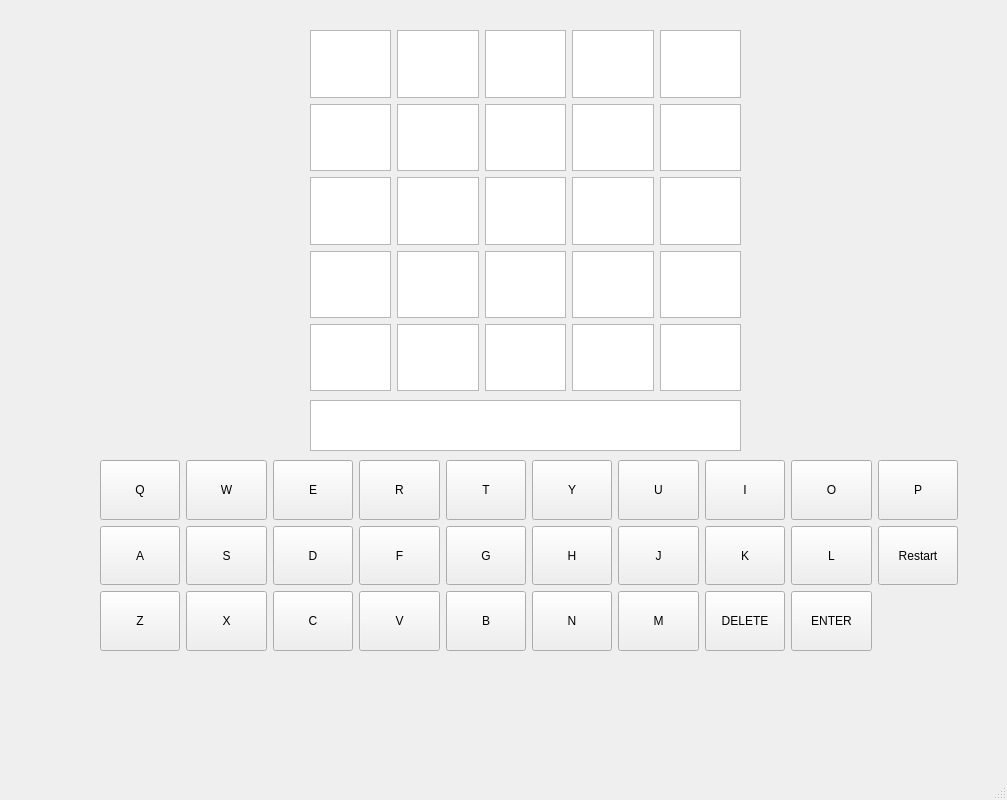
Above: src/mainwindow.ui from Kemo321/Wordle before the change. Below: the same form after it.
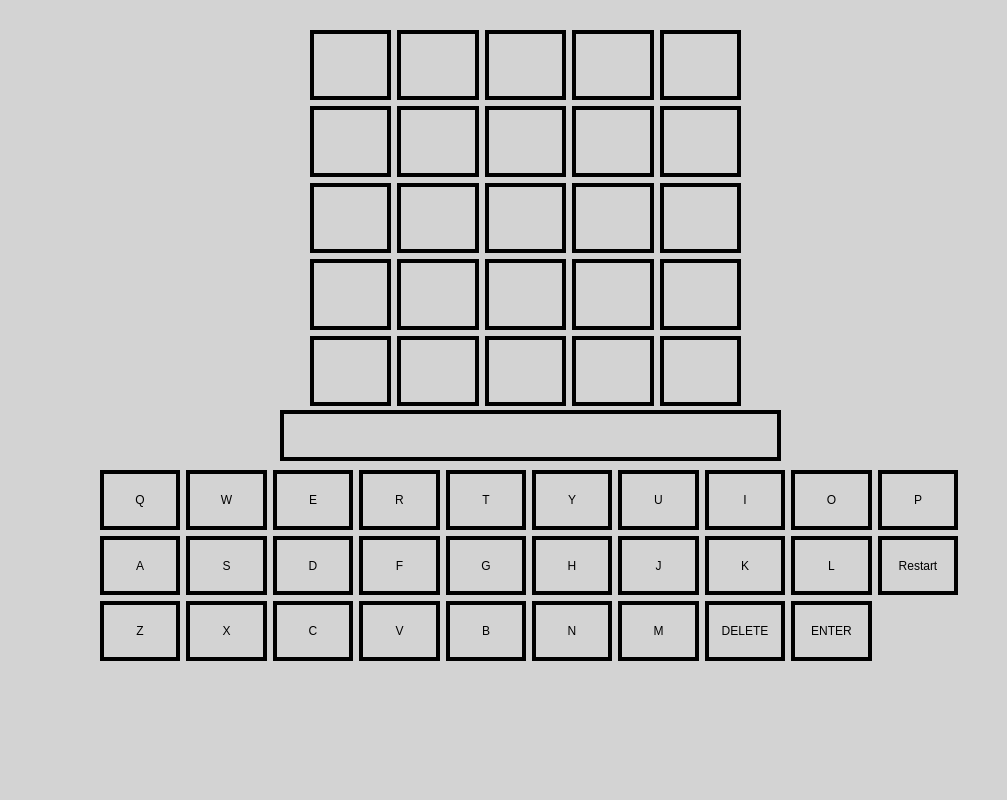
That is the form after the change. Icons and pictures are not drawn.

The edit to the form file:
```diff
--- a/src/mainwindow.ui
+++ b/src/mainwindow.ui
@@ -13,12 +13,18 @@
   <property name="windowTitle">
    <string>Wordle</string>
   </property>
+  <property name="windowIcon">
+   <iconset theme="applications-games"/>
+  </property>
+  <property name="styleSheet">
+   <string notr="true">background-color: lightgray;</string>
+  </property>
   <widget class="QWidget" name="centralwidget">
    <widget class="QWidget" name="gridLayoutWidget">
     <property name="geometry">
      <rect>
       <x>100</x>
-      <y>460</y>
+      <y>470</y>
       <width>858</width>
       <height>191</height>
      </rect>
@@ -32,6 +38,9 @@
          <verstretch>0</verstretch>
         </sizepolicy>
        </property>
+       <property name="styleSheet">
+        <string notr="true">border: 4px solid black;</string>
+       </property>
        <property name="text">
         <string>W</string>
        </property>
@@ -45,6 +54,9 @@
          <verstretch>0</verstretch>
         </sizepolicy>
        </property>
+       <property name="styleSheet">
+        <string notr="true">border: 4px solid black;</string>
+       </property>
        <property name="text">
         <string>Q</string>
        </property>
@@ -58,6 +70,9 @@
          <verstretch>0</verstretch>
         </sizepolicy>
        </property>
+       <property name="styleSheet">
+        <string notr="true">border: 4px solid black;</string>
+       </property>
        <property name="text">
         <string>O</string>
        </property>
@@ -73,6 +88,9 @@
            <verstretch>0</verstretch>
           </sizepolicy>
          </property>
+         <property name="styleSheet">
+          <string notr="true">border: 4px solid black;</string>
+         </property>
          <property name="text">
           <string>X</string>
          </property>
@@ -88,6 +106,9 @@
          <verstretch>0</verstretch>
         </sizepolicy>
        </property>
+       <property name="styleSheet">
+        <string notr="true">border: 4px solid black;</string>
+       </property>
        <property name="text">
         <string>P</string>
        </property>
@@ -101,6 +122,9 @@
          <verstretch>0</verstretch>
         </sizepolicy>
        </property>
+       <property name="styleSheet">
+        <string notr="true">border: 4px solid black;</string>
+       </property>
        <property name="text">
         <string>Y</string>
        </property>
@@ -114,6 +138,9 @@
          <verstretch>0</verstretch>
         </sizepolicy>
        </property>
+       <property name="styleSheet">
+        <string notr="true">border: 4px solid black;</string>
+       </property>
        <property name="text">
         <string>R</string>
        </property>
@@ -127,6 +154,9 @@
          <verstretch>0</verstretch>
         </sizepolicy>
        </property>
+       <property name="styleSheet">
+        <string notr="true">border: 4px solid black;</string>
+       </property>
        <property name="text">
         <string>H</string>
        </property>
@@ -140,6 +170,9 @@
          <verstretch>0</verstretch>
         </sizepolicy>
        </property>
+       <property name="styleSheet">
+        <string notr="true">border: 4px solid black;</string>
+       </property>
        <property name="text">
         <string>T</string>
        </property>
@@ -153,6 +186,9 @@
          <verstretch>0</verstretch>
         </sizepolicy>
        </property>
+       <property name="styleSheet">
+        <string notr="true">border: 4px solid black;</string>
+       </property>
        <property name="text">
         <string>V</string>
        </property>
@@ -166,6 +202,9 @@
          <verstretch>0</verstretch>
         </sizepolicy>
        </property>
+       <property name="styleSheet">
+        <string notr="true">border: 4px solid black;</string>
+       </property>
        <property name="text">
         <string>J</string>
        </property>
@@ -182,6 +221,9 @@
          <verstretch>0</verstretch>
         </sizepolicy>
        </property>
+       <property name="styleSheet">
+        <string notr="true">border: 4px solid black;</string>
+       </property>
        <property name="text">
         <string>DELETE</string>
        </property>
@@ -195,6 +237,9 @@
          <verstretch>0</verstretch>
         </sizepolicy>
        </property>
+       <property name="styleSheet">
+        <string notr="true">border: 4px solid black;</string>
+       </property>
        <property name="text">
         <string>E</string>
        </property>
@@ -208,6 +253,9 @@
          <verstretch>0</verstretch>
         </sizepolicy>
        </property>
+       <property name="styleSheet">
+        <string notr="true">border: 4px solid black;</string>
+       </property>
        <property name="text">
         <string>I</string>
        </property>
@@ -227,6 +275,9 @@
          <height>24</height>
         </size>
        </property>
+       <property name="styleSheet">
+        <string notr="true">border: 4px solid black;</string>
+       </property>
        <property name="text">
         <string>ENTER</string>
        </property>
@@ -240,6 +291,9 @@
          <verstretch>0</verstretch>
         </sizepolicy>
        </property>
+       <property name="styleSheet">
+        <string notr="true">border: 4px solid black;</string>
+       </property>
        <property name="text">
         <string>C</string>
        </property>
@@ -253,6 +307,9 @@
          <verstretch>0</verstretch>
         </sizepolicy>
        </property>
+       <property name="styleSheet">
+        <string notr="true">border: 4px solid black;</string>
+       </property>
        <property name="text">
         <string>M</string>
        </property>
@@ -266,6 +323,9 @@
          <verstretch>0</verstretch>
         </sizepolicy>
        </property>
+       <property name="styleSheet">
+        <string notr="true">border: 4px solid black;</string>
+       </property>
        <property name="text">
         <string>N</string>
        </property>
@@ -279,6 +339,9 @@
          <verstretch>0</verstretch>
         </sizepolicy>
        </property>
+       <property name="styleSheet">
+        <string notr="true">border: 4px solid black;</string>
+       </property>
        <property name="text">
         <string>U</string>
        </property>
@@ -292,6 +355,9 @@
          <verstretch>0</verstretch>
         </sizepolicy>
        </property>
+       <property name="styleSheet">
+        <string notr="true">border: 4px solid black;</string>
+       </property>
        <property name="text">
         <string>S</string>
        </property>
@@ -305,6 +371,9 @@
          <verstretch>0</verstretch>
         </sizepolicy>
        </property>
+       <property name="styleSheet">
+        <string notr="true">border: 4px solid black;</string>
+       </property>
        <property name="text">
         <string>A</string>
        </property>
@@ -318,6 +387,9 @@
          <verstretch>0</verstretch>
         </sizepolicy>
        </property>
+       <property name="styleSheet">
+        <string notr="true">border: 4px solid black;</string>
+       </property>
        <property name="text">
         <string>B</string>
        </property>
@@ -331,6 +403,9 @@
          <verstretch>0</verstretch>
         </sizepolicy>
        </property>
+       <property name="styleSheet">
+        <string notr="true">border: 4px solid black;</string>
+       </property>
        <property name="text">
         <string>D</string>
        </property>
@@ -344,6 +419,9 @@
          <verstretch>0</verstretch>
         </sizepolicy>
        </property>
+       <property name="styleSheet">
+        <string notr="true">border: 4px solid black;</string>
+       </property>
        <property name="text">
         <string>K</string>
        </property>
@@ -357,6 +435,9 @@
          <verstretch>0</verstretch>
         </sizepolicy>
        </property>
+       <property name="styleSheet">
+        <string notr="true">border: 4px solid black;</string>
+       </property>
        <property name="text">
         <string>F</string>
        </property>
@@ -370,6 +451,9 @@
          <verstretch>0</verstretch>
         </sizepolicy>
        </property>
+       <property name="styleSheet">
+        <string notr="true">border: 4px solid black;</string>
+       </property>
        <property name="text">
         <string>L</string>
        </property>
@@ -383,6 +467,9 @@
          <verstretch>0</verstretch>
         </sizepolicy>
        </property>
+       <property name="styleSheet">
+        <string notr="true">border: 4px solid black;</string>
+       </property>
        <property name="text">
         <string>Z</string>
        </property>
@@ -396,6 +483,9 @@
          <verstretch>0</verstretch>
         </sizepolicy>
        </property>
+       <property name="styleSheet">
+        <string notr="true">border: 4px solid black;</string>
+       </property>
        <property name="text">
         <string>G</string>
        </property>
@@ -409,6 +499,9 @@
          <verstretch>0</verstretch>
         </sizepolicy>
        </property>
+       <property name="styleSheet">
+        <string notr="true">border: 4px solid black;</string>
+       </property>
        <property name="text">
         <string>Restart</string>
        </property>
@@ -425,106 +518,276 @@
       <x>310</x>
       <y>30</y>
       <width>431</width>
-      <height>361</height>
+      <height>376</height>
      </rect>
     </property>
     <layout class="QGridLayout" name="gridLayout_3">
-     <item row="1" column="0">
-      <widget class="QTextEdit" name="textEdit_6"/>
+     <item row="6" column="6">
+      <widget class="QLabel" name="label_23">
+       <property name="styleSheet">
+        <string notr="true">border: 4px solid black;</string>
+       </property>
+       <property name="text">
+        <string/>
+       </property>
+      </widget>
      </item>
-     <item row="2" column="2">
-      <widget class="QTextEdit" name="textEdit_21"/>
+     <item row="4" column="7">
+      <widget class="QLabel" name="label_14">
+       <property name="styleSheet">
+        <string notr="true">border: 4px solid black;</string>
+       </property>
+       <property name="text">
+        <string/>
+       </property>
+      </widget>
      </item>
-     <item row="3" column="2">
-      <widget class="QTextEdit" name="textEdit_12"/>
+     <item row="2" column="5">
+      <widget class="QLabel" name="label_2">
+       <property name="styleSheet">
+        <string notr="true">border: 4px solid black;</string>
+       </property>
+       <property name="text">
+        <string/>
+       </property>
+      </widget>
      </item>
-     <item row="3" column="0">
-      <widget class="QTextEdit" name="textEdit_8"/>
-     </item>
-     <item row="3" column="1">
-      <widget class="QTextEdit" name="textEdit_23"/>
-     </item>
-     <item row="1" column="1">
-      <widget class="QTextEdit" name="textEdit_11"/>
-     </item>
-     <item row="2" column="3">
-      <widget class="QTextEdit" name="textEdit_18"/>
-     </item>
-     <item row="2" column="0">
-      <widget class="QTextEdit" name="textEdit_7"/>
-     </item>
-     <item row="4" column="0">
-      <widget class="QTextEdit" name="textEdit_9"/>
-     </item>
-     <item row="3" column="3">
-      <widget class="QTextEdit" name="textEdit_19"/>
-     </item>
-     <item row="4" column="2">
-      <widget class="QTextEdit" name="textEdit_25"/>
-     </item>
-     <item row="0" column="0">
-      <widget class="QTextEdit" name="textEdit"/>
+     <item row="4" column="5">
+      <widget class="QLabel" name="label_12">
+       <property name="styleSheet">
+        <string notr="true">border: 4px solid black;</string>
+       </property>
+       <property name="text">
+        <string/>
+       </property>
+      </widget>
      </item>
      <item row="4" column="4">
-      <widget class="QTextEdit" name="textEdit_13"/>
+      <widget class="QLabel" name="label_11">
+       <property name="styleSheet">
+        <string notr="true">border: 4px solid black;</string>
+       </property>
+       <property name="text">
+        <string/>
+       </property>
+      </widget>
      </item>
-     <item row="0" column="2">
-      <widget class="QTextEdit" name="textEdit_3"/>
+     <item row="5" column="4">
+      <widget class="QLabel" name="label_16">
+       <property name="styleSheet">
+        <string notr="true">border: 4px solid black;</string>
+       </property>
+       <property name="text">
+        <string/>
+       </property>
+      </widget>
      </item>
-     <item row="4" column="1">
-      <widget class="QTextEdit" name="textEdit_24"/>
+     <item row="5" column="7">
+      <widget class="QLabel" name="label_19">
+       <property name="styleSheet">
+        <string notr="true">border: 4px solid black;</string>
+       </property>
+       <property name="text">
+        <string/>
+       </property>
+      </widget>
      </item>
-     <item row="0" column="1">
-      <widget class="QTextEdit" name="textEdit_2"/>
-     </item>
-     <item row="1" column="3">
-      <widget class="QTextEdit" name="textEdit_17"/>
-     </item>
-     <item row="2" column="4">
-      <widget class="QTextEdit" name="textEdit_15"/>
-     </item>
-     <item row="1" column="4">
-      <widget class="QTextEdit" name="textEdit_16"/>
-     </item>
-     <item row="0" column="4">
-      <widget class="QTextEdit" name="textEdit_5"/>
+     <item row="3" column="6">
+      <widget class="QLabel" name="label_8">
+       <property name="styleSheet">
+        <string notr="true">border: 4px solid black;</string>
+       </property>
+       <property name="text">
+        <string/>
+       </property>
+      </widget>
      </item>
      <item row="3" column="4">
-      <widget class="QTextEdit" name="textEdit_14"/>
+      <widget class="QLabel" name="label_6">
+       <property name="styleSheet">
+        <string notr="true">border: 4px solid black;</string>
+       </property>
+       <property name="text">
+        <string/>
+       </property>
+      </widget>
      </item>
-     <item row="0" column="3">
-      <widget class="QTextEdit" name="textEdit_4"/>
+     <item row="6" column="5">
+      <widget class="QLabel" name="label_22">
+       <property name="styleSheet">
+        <string notr="true">border: 4px solid black;</string>
+       </property>
+       <property name="text">
+        <string/>
+       </property>
+      </widget>
      </item>
-     <item row="1" column="2">
-      <widget class="QTextEdit" name="textEdit_22"/>
+     <item row="6" column="4">
+      <widget class="QLabel" name="label_21">
+       <property name="styleSheet">
+        <string notr="true">border: 4px solid black;</string>
+       </property>
+       <property name="text">
+        <string/>
+       </property>
+      </widget>
      </item>
-     <item row="4" column="3">
-      <widget class="QTextEdit" name="textEdit_20"/>
+     <item row="2" column="8">
+      <widget class="QLabel" name="label_5">
+       <property name="styleSheet">
+        <string notr="true">border: 4px solid black;</string>
+       </property>
+       <property name="text">
+        <string/>
+       </property>
+      </widget>
      </item>
-     <item row="2" column="1">
-      <widget class="QTextEdit" name="textEdit_10"/>
+     <item row="6" column="7">
+      <widget class="QLabel" name="label_24">
+       <property name="styleSheet">
+        <string notr="true">border: 4px solid black;</string>
+       </property>
+       <property name="text">
+        <string/>
+       </property>
+      </widget>
+     </item>
+     <item row="2" column="6">
+      <widget class="QLabel" name="label_3">
+       <property name="styleSheet">
+        <string notr="true">border: 4px solid black;</string>
+       </property>
+       <property name="text">
+        <string/>
+       </property>
+      </widget>
+     </item>
+     <item row="3" column="5">
+      <widget class="QLabel" name="label_7">
+       <property name="styleSheet">
+        <string notr="true">border: 4px solid black;</string>
+       </property>
+       <property name="text">
+        <string/>
+       </property>
+      </widget>
+     </item>
+     <item row="5" column="5">
+      <widget class="QLabel" name="label_17">
+       <property name="styleSheet">
+        <string notr="true">border: 4px solid black;</string>
+       </property>
+       <property name="text">
+        <string/>
+       </property>
+      </widget>
+     </item>
+     <item row="3" column="8">
+      <widget class="QLabel" name="label_10">
+       <property name="styleSheet">
+        <string notr="true">border: 4px solid black;</string>
+       </property>
+       <property name="text">
+        <string/>
+       </property>
+      </widget>
+     </item>
+     <item row="5" column="6">
+      <widget class="QLabel" name="label_18">
+       <property name="styleSheet">
+        <string notr="true">border: 4px solid black;</string>
+       </property>
+       <property name="text">
+        <string/>
+       </property>
+      </widget>
+     </item>
+     <item row="4" column="6">
+      <widget class="QLabel" name="label_13">
+       <property name="styleSheet">
+        <string notr="true">border: 4px solid black;</string>
+       </property>
+       <property name="text">
+        <string/>
+       </property>
+      </widget>
+     </item>
+     <item row="6" column="8">
+      <widget class="QLabel" name="label_25">
+       <property name="styleSheet">
+        <string notr="true">border: 4px solid black;</string>
+       </property>
+       <property name="text">
+        <string/>
+       </property>
+      </widget>
+     </item>
+     <item row="2" column="7">
+      <widget class="QLabel" name="label_4">
+       <property name="styleSheet">
+        <string notr="true">border: 4px solid black;</string>
+       </property>
+       <property name="text">
+        <string/>
+       </property>
+      </widget>
+     </item>
+     <item row="3" column="7">
+      <widget class="QLabel" name="label_9">
+       <property name="styleSheet">
+        <string notr="true">border: 4px solid black;</string>
+       </property>
+       <property name="text">
+        <string/>
+       </property>
+      </widget>
+     </item>
+     <item row="2" column="4">
+      <widget class="QLabel" name="label">
+       <property name="styleSheet">
+        <string notr="true">border: 4px solid black;</string>
+       </property>
+       <property name="text">
+        <string/>
+       </property>
+      </widget>
+     </item>
+     <item row="5" column="8">
+      <widget class="QLabel" name="label_20">
+       <property name="styleSheet">
+        <string notr="true">border: 4px solid black;</string>
+       </property>
+       <property name="text">
+        <string/>
+       </property>
+      </widget>
+     </item>
+     <item row="4" column="8">
+      <widget class="QLabel" name="label_15">
+       <property name="styleSheet">
+        <string notr="true">border: 4px solid black;</string>
+       </property>
+       <property name="text">
+        <string/>
+       </property>
+      </widget>
      </item>
     </layout>
    </widget>
-   <widget class="QTextEdit" name="textEdit_26">
+   <widget class="QLabel" name="label_26">
     <property name="geometry">
      <rect>
-      <x>310</x>
-      <y>400</y>
-      <width>431</width>
+      <x>280</x>
+      <y>410</y>
+      <width>501</width>
       <height>51</height>
      </rect>
     </property>
-    <property name="sizePolicy">
-     <sizepolicy hsizetype="Preferred" vsizetype="Expanding">
-      <horstretch>0</horstretch>
-      <verstretch>0</verstretch>
-     </sizepolicy>
+    <property name="styleSheet">
+     <string notr="true">border: 4px solid black;</string>
     </property>
-    <property name="font">
-     <font>
-      <pointsize>14</pointsize>
-     </font>
+    <property name="text">
+     <string/>
     </property>
    </widget>
   </widget>
```
Left out of the diff: 3 changed lines with no effect on the pictures.
